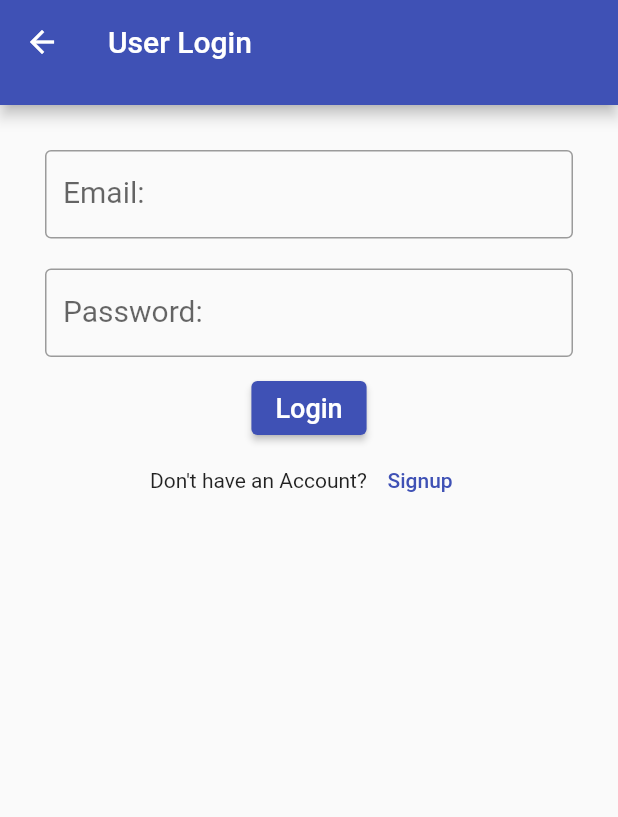
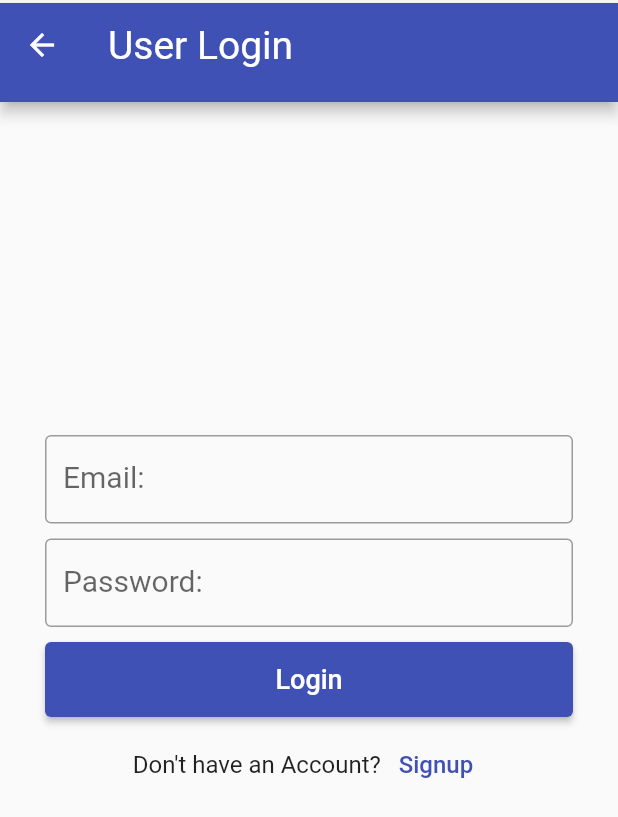
Before and after one commit to KavinduR98/TaskBuddy, a Flutter app: the Signup screen opened directly, after a tap on "Sign Up", after a tap on "Login", on a phone screen of 412 x 824 dp. Shown: the top 817 px of the screen. Run offline on Flutter 3.47's test engine with Material 2 defaults, Android fonts, the phone set to English and light mode, and no system bars; our stand-ins replace cloud_firestore, firebase_auth, firebase_core; accounts and stored records are empty.

Commit message:
styles updated

```diff
--- a/lib/main.dart
+++ b/lib/main.dart
@@ -1,6 +1,7 @@
 import 'package:flutter/material.dart';
 import 'package:todo_app_firebase/screens/add.dart';
 import 'package:todo_app_firebase/screens/login.dart';
+import 'package:todo_app_firebase/screens/splash.dart';
 import 'screens/home.dart';
 import 'screens/update.dart';
 import 'package:firebase_core/firebase_core.dart';
@@ -33,7 +34,8 @@ class MyApp extends StatelessWidget {
             ),
             debugShowCheckedModeBanner: false,
             routes: {
-              '/': (context) => const Login(),
+              '/': (context) => const Splash(),
+              '/login': (context) => const Login(),
               '/add': (context) => const AddTask(),
               '/update': (context) => const UpdateTask()
             },
--- a/lib/screens/login.dart
+++ b/lib/screens/login.dart
@@ -82,8 +82,14 @@ class _LoginState extends State<Login> {
     return Scaffold(
       appBar: PreferredSize(
         preferredSize: const Size.fromHeight(70),
+        child: Padding(
+          padding: const EdgeInsets.symmetric(vertical: 2.0),
           child: AppBar(
-          title: const Text("User Login"),
+            title: const Text(
+              "User Login",
+            ),
+            titleTextStyle: const TextStyle(fontSize: 26.0),
+          ),
         ),
       ),
       body: Form(
@@ -93,7 +99,7 @@ class _LoginState extends State<Login> {
           child: ListView(
             children: [
               Container(
-                margin: const EdgeInsets.symmetric(vertical: 10.0),
+                margin: const EdgeInsets.only(top: 200.0),
                 child: TextFormField(
                   autofocus: false,
                   decoration: const InputDecoration(
@@ -135,11 +141,13 @@ class _LoginState extends State<Login> {
                   },
                 ),
               ),
-              Container(
-                child: Row(
-                  mainAxisAlignment: MainAxisAlignment.center,
-                  children: [
               ElevatedButton(
+                style: ButtonStyle(
+                  minimumSize: MaterialStateProperty.all(
+                    const Size(double.infinity, 50),
+                  ),
+                  backgroundColor: MaterialStateProperty.all(Colors.indigo),
+                ),
                 onPressed: () {
                   // Validate returns true if the form is valid, otherwise false.
                   if (_formKey.currentState!.validate()) {
@@ -155,14 +163,15 @@ class _LoginState extends State<Login> {
                   style: TextStyle(fontSize: 18.0),
                 ),
               ),
-                  ],
-                ),
-              ),
+              const SizedBox(height: 8.0),
               Container(
                 child: Row(
                   mainAxisAlignment: MainAxisAlignment.center,
                   children: [
-                    const Text("Don't have an Account? "),
+                    const Text(
+                      "Don't have an Account? ",
+                      style: TextStyle(fontSize: 16.0),
+                    ),
                     TextButton(
                       onPressed: () => {
                         Navigator.pushAndRemoveUntil(
@@ -173,7 +182,10 @@ class _LoginState extends State<Login> {
                             ),
                             (route) => false)
                       },
-                      child: const Text('Signup'),
+                      child: const Text(
+                        'Signup',
+                        style: TextStyle(fontSize: 16.0),
+                      ),
                     ),
                   ],
                 ),
--- a/lib/screens/signup.dart
+++ b/lib/screens/signup.dart
@@ -90,8 +90,12 @@ class _SignupState extends State<Signup> {
     return Scaffold(
       appBar: PreferredSize(
         preferredSize: const Size.fromHeight(70),
+        child: Padding(
+          padding: const EdgeInsets.symmetric(vertical: 2.0),
           child: AppBar(
             title: const Text("User SignUp"),
+            titleTextStyle: const TextStyle(fontSize: 26.0),
+          ),
         ),
       ),
       body: Form(
@@ -101,7 +105,7 @@ class _SignupState extends State<Signup> {
           child: ListView(
             children: [
               Container(
-                margin: const EdgeInsets.symmetric(vertical: 10.0),
+                margin: const EdgeInsets.only(top: 200.0),
                 child: TextFormField(
                   autofocus: false,
                   decoration: const InputDecoration(
@@ -164,11 +168,13 @@ class _SignupState extends State<Signup> {
                   },
                 ),
               ),
-              Container(
-                child: Row(
-                  mainAxisAlignment: MainAxisAlignment.center,
-                  children: [
               ElevatedButton(
+                style: ButtonStyle(
+                  minimumSize: MaterialStateProperty.all(
+                    const Size(double.infinity, 50),
+                  ),
+                  backgroundColor: MaterialStateProperty.all(Colors.indigo),
+                ),
                 onPressed: () {
                   // Validate returns true if the form is valid, otherwise false.
                   if (_formKey.currentState!.validate()) {
@@ -185,14 +191,15 @@ class _SignupState extends State<Signup> {
                   style: TextStyle(fontSize: 18.0),
                 ),
               ),
-                  ],
-                ),
-              ),
+              const SizedBox(height: 8.0),
               Container(
                 child: Row(
                   mainAxisAlignment: MainAxisAlignment.center,
                   children: [
-                    const Text("Already have an Account? "),
+                    const Text(
+                      "Already have an Account?",
+                      style: TextStyle(fontSize: 16.0),
+                    ),
                     TextButton(
                         onPressed: () => {
                               Navigator.pushReplacement(
@@ -206,7 +213,10 @@ class _SignupState extends State<Signup> {
                                 ),
                               )
                             },
-                        child: const Text('Login'))
+                        child: const Text(
+                          'Login',
+                          style: TextStyle(fontSize: 16.0),
+                        ))
                   ],
                 ),
               )
--- a/pubspec.yaml
+++ b/pubspec.yaml
@@ -62,8 +62,8 @@ flutter:
   uses-material-design: true
 
   # To add assets to your application, add an assets section, like this:
-  # assets:
-  #   - images/a_dot_burr.jpeg
+  assets:
+    - assets/images/
   #   - images/a_dot_ham.jpeg
 
   # An image asset can refer to one or more resolution-specific "variants", see
```
Also changed, not shown: lib/screens/add.dart (+6 -4 lines), lib/screens/home.dart (+5 -2 lines), lib/screens/splash.dart (added, +47 -0 lines), assets/images/logo2.png (added). Lines whose indentation alone changed are shown as unchanged.
